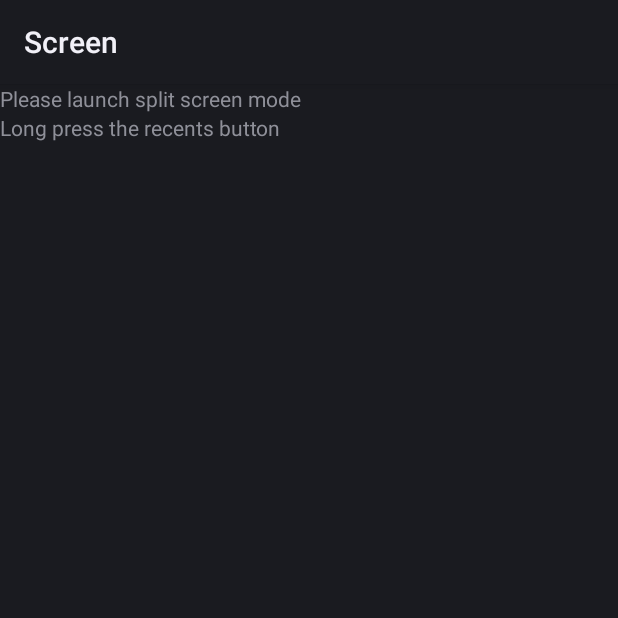
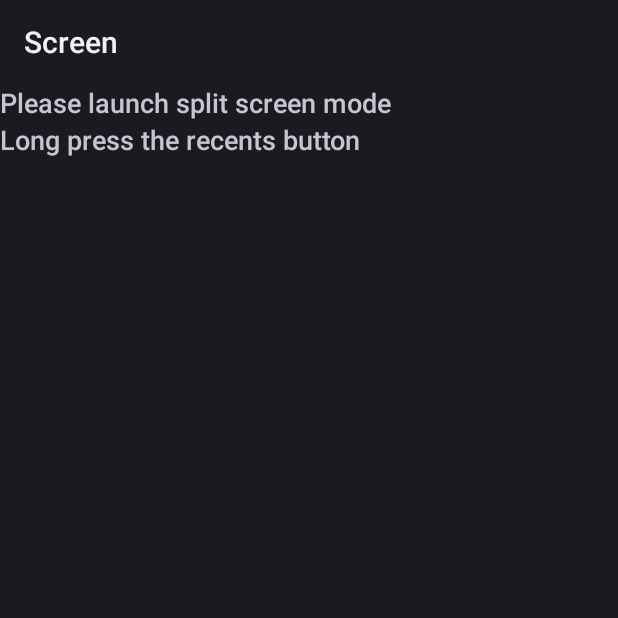
Before and after one commit to Cj-Malone/Screens, an Android app: the ShortcutActivity screen opened directly, with no data from a screen before it, on a phone screen of 412 x 824 dp, the top half of it. Run offline under Robolectric (Android 15) with nearby library versions, the phone set to English and light mode, and no system bars.

Commit message:
It's growing

```diff
--- a/app/src/main/res/layout/activity_shortcut.xml
+++ b/app/src/main/res/layout/activity_shortcut.xml
@@ -9,11 +9,13 @@
         android:id="@+id/noticeTextView"
         android:layout_width="match_parent"
         android:layout_height="wrap_content"
-        android:text="@string/launch_splitscreen_notice" />
+        android:text="@string/launch_splitscreen_notice"
+        android:textAppearance="@android:style/TextAppearance.DeviceDefault.Medium" />
 
     <TextView
         android:layout_width="match_parent"
         android:layout_height="wrap_content"
         android:layout_below="@id/noticeTextView"
-        android:text="@string/launch_splitscreen_howto" />
+        android:text="@string/launch_splitscreen_howto"
+        android:textAppearance="@android:style/TextAppearance.DeviceDefault.Medium" />
 </RelativeLayout>
```
